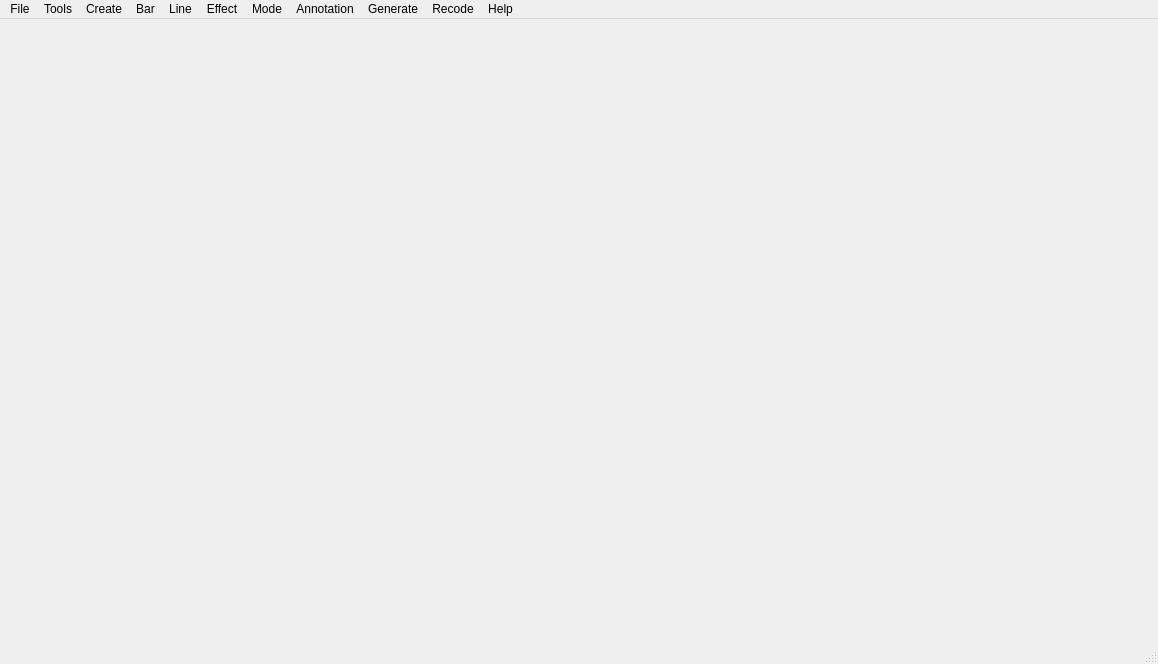
First picture: the form in mainwindow.ui, repository mengtianwxs/pai, before the edit.
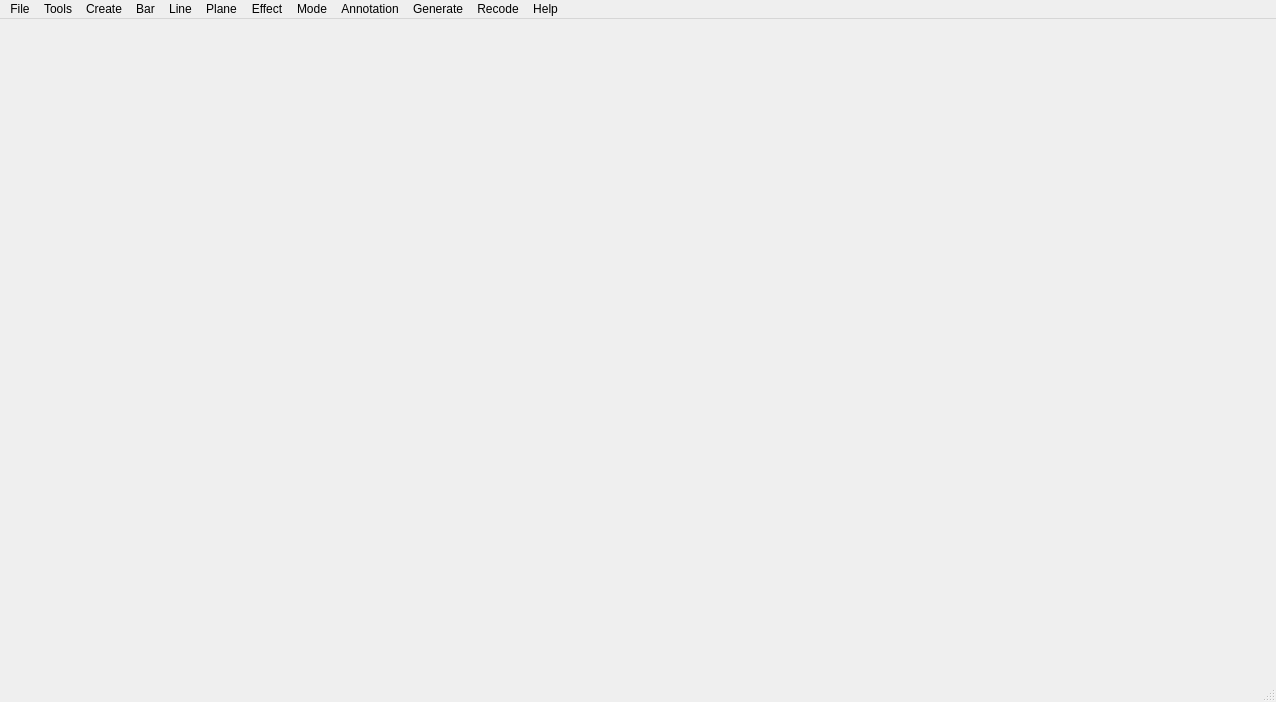
Second picture: the form after the edit.

The edit to the form file:
```diff
--- a/mainwindow.ui
+++ b/mainwindow.ui
@@ -6,21 +6,23 @@
    <rect>
     <x>0</x>
     <y>0</y>
-    <width>1158</width>
-    <height>664</height>
+    <width>1276</width>
+    <height>702</height>
    </rect>
   </property>
   <property name="windowTitle">
    <string>MainWindow</string>
   </property>
-  <widget class="QWidget" name="centralWidget"/>
+  <widget class="QWidget" name="centralWidget">
+   <layout class="QHBoxLayout" name="horizontalLayout"/>
+  </widget>
   <widget class="QMenuBar" name="menuBar">
    <property name="geometry">
     <rect>
      <x>0</x>
      <y>0</y>
-     <width>1158</width>
-     <height>26</height>
+     <width>1276</width>
+     <height>23</height>
     </rect>
    </property>
    <widget class="QMenu" name="menu">
@@ -174,11 +176,17 @@
     </property>
     <addaction name="actionbar_infor"/>
    </widget>
+   <widget class="QMenu" name="menuPlane">
+    <property name="title">
+     <string>Plane</string>
+    </property>
+   </widget>
    <addaction name="menu"/>
    <addaction name="menutools_t"/>
    <addaction name="menuscence_s"/>
    <addaction name="menupai_a"/>
    <addaction name="menuline_l"/>
+   <addaction name="menuPlane"/>
    <addaction name="menueffct"/>
    <addaction name="menuMode"/>
    <addaction name="menuAnnotation"/>
```
Left out of the diff: 36 changed lines with no effect on the pictures.
